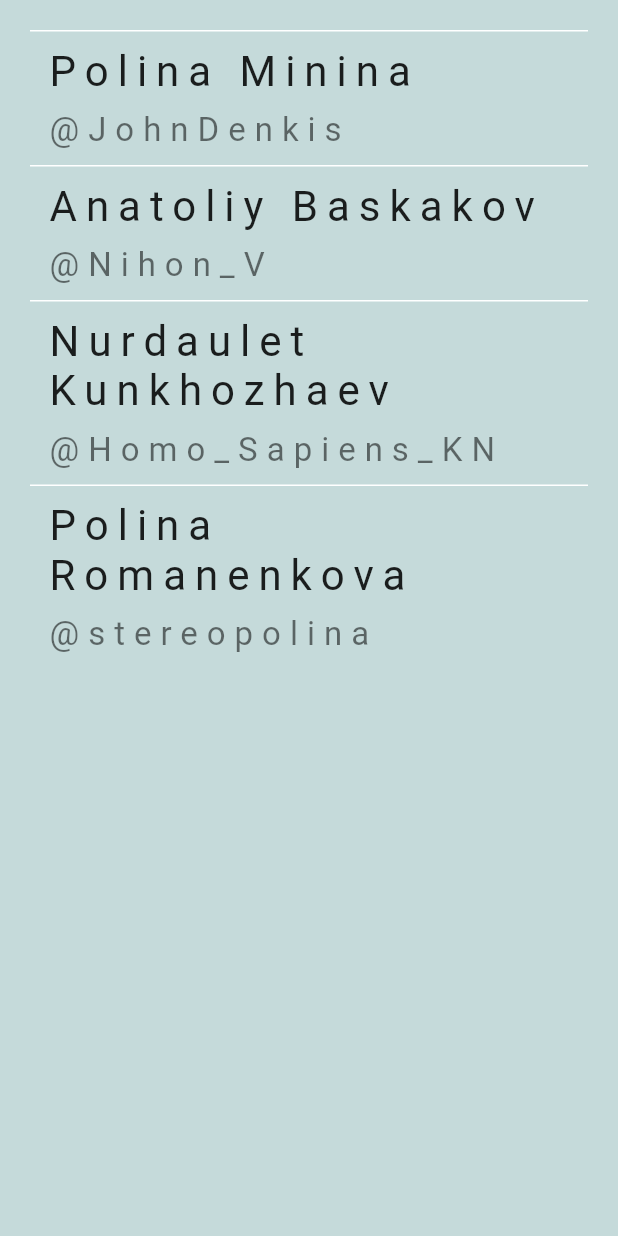
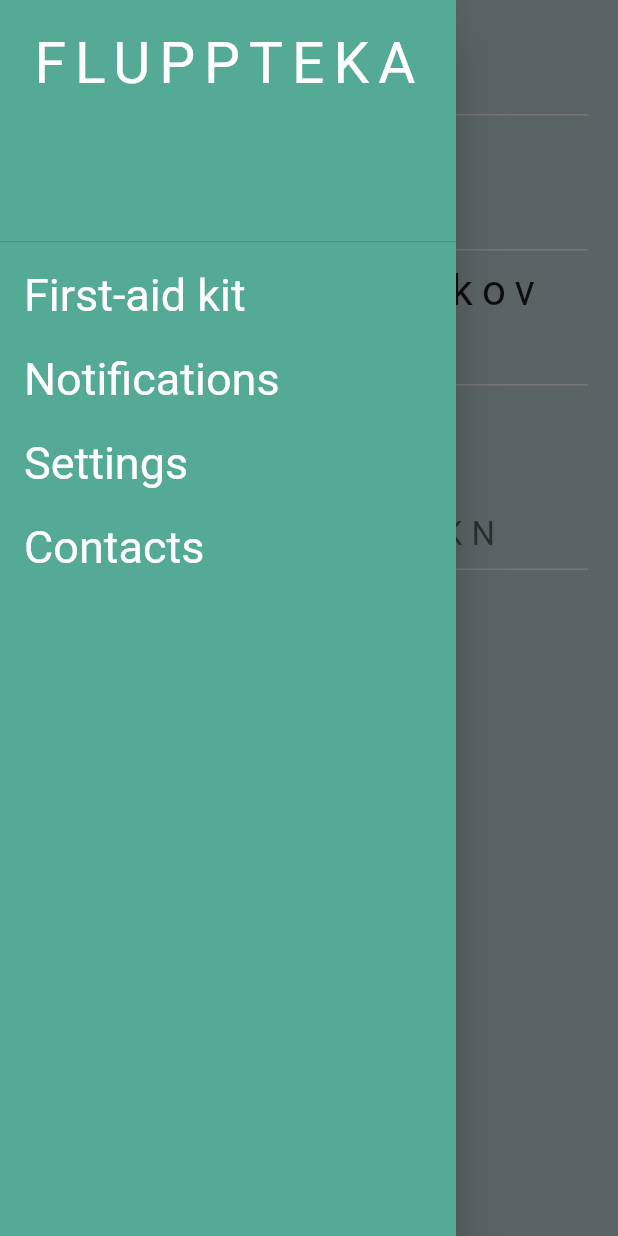
Before and after one commit to pminina01/flupteka_app, a Flutter app: the screen it shows after launch, with the side drawer open (before the commit the screen has no drawer), on a phone screen of 412 x 824 dp. Run offline on Flutter 3.47's test engine with Material 2 defaults, Android fonts, the phone set to English and light mode, and no system bars; Roboto replaces fonts that are missing (Poppins).

Commit message:
changed main

```diff
--- a/lib/main.dart
+++ b/lib/main.dart
@@ -15,17 +15,78 @@ class MyApp extends StatelessWidget {
   Widget build(BuildContext context) {
     return MaterialApp(
       title: 'Flutter Demo',
+      home: Scaffold(
+        appBar: AppBar(
+          elevation: 0.0,
+          iconTheme: IconThemeData(
+            color: Colors.black, //change your color here
+            size: 30,
+          ),
+        ),
+        body: Contacts(),
+        drawer: Drawer(
+          backgroundColor: Color(0xFF55AA96),
+          child: ListView(
+            children: <Widget>[
+              const DrawerHeader(
+                padding: EdgeInsets.all(20.0),
+                child: Text(
+                  "FLUPPTEKA",
+                  style: TextStyle(
+                      color: Color(0xFFFFFFFF),
+                      fontFamily: 'Poppins',
+                      fontSize: 38,
+                      letterSpacing: 6),
+                ),
+              ),
+              ListTile(
+                  title: const Text(
+                    "First-aid kit",
+                    style: TextStyle(color: Colors.white),
+                  ),
+                  onTap: () {}),
+              new ListTile(
+                  title: new Text(
+                    "Notifications",
+                    style: TextStyle(color: Colors.white),
+                  ),
+                  onTap: () {}),
+              new ListTile(
+                  title: new Text(
+                    "Settings",
+                    style: TextStyle(color: Colors.white),
+                  ),
+                  onTap: () {}),
+              new ListTile(
+                  title: new Text(
+                    "Contacts",
+                    style: TextStyle(color: Colors.white),
+                  ),
+                  onTap: () {}),
+            ],
+          ),
+        ),
+      ),
       theme: ThemeData(
-        primaryColor: Color(0xFFDAF0F0),
-        backgroundColor: Color(0xFFDAF0F0),
+        primaryColor: Color(0xFFC5DADA),
+        backgroundColor: Color(0xFFC5DADA),
         scaffoldBackgroundColor: Color(0xFFC5DADA),
         fontFamily: 'Poppins',
         textTheme: TextTheme(
-          bodyText1: TextStyle(fontSize: 30),
-          bodyText2: TextStyle(fontSize: 28, letterSpacing: 6),
+          bodyText1: TextStyle(
+            fontSize: 30,
+            fontWeight: FontWeight.normal,
+          ),
+          bodyText2: TextStyle(
+            fontSize: 28,
+            letterSpacing: 6,
+            fontWeight: FontWeight.normal,
+          ),
+        ),
+        appBarTheme: AppBarTheme(
+          color: const Color(0xFFC5DADA),
         ),
       ),
-      home: const Contacts(),
       onUnknownRoute: (settings) => MaterialPageRoute(builder: (context) {
         return const MyHomePage(
           title: "F",
```
Also changed, not shown: pubspec.lock.
